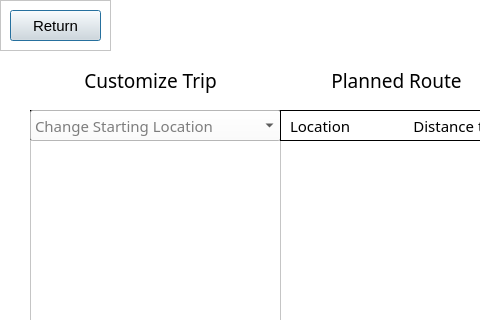
The window that customtrip.ui (DannyCamacho/SaddlebackEats) describes before a commit, drawn with Qt 5; both pictures show x 0 to 480 and y 0 to 320 of the 889 by 557 pixel window.
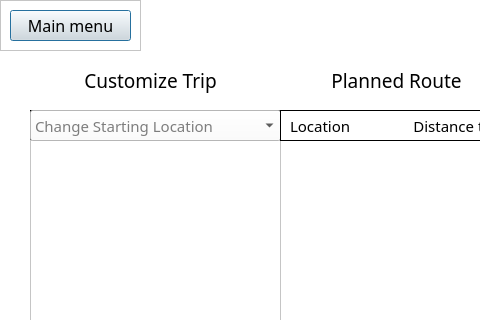
The same window after the commit. Icons and pictures are not drawn.

What changed in the file:
```diff
--- a/customtrip.ui
+++ b/customtrip.ui
@@ -788,7 +788,7 @@
      <rect>
       <x>0</x>
       <y>0</y>
-      <width>111</width>
+      <width>141</width>
       <height>51</height>
      </rect>
     </property>
@@ -803,13 +803,14 @@
       <rect>
        <x>10</x>
        <y>10</y>
-       <width>91</width>
+       <width>121</width>
        <height>31</height>
       </rect>
      </property>
      <property name="font">
       <font>
-       <pointsize>11</pointsize>
+       <family>Bahnschrift</family>
+       <pointsize>12</pointsize>
        <weight>50</weight>
        <bold>false</bold>
       </font>
@@ -819,7 +820,7 @@
 color: rgb(0, 0, 0);</string>
      </property>
      <property name="text">
-      <string>Return</string>
+      <string>Main menu</string>
      </property>
      <property name="icon">
       <iconset resource="UIGraphics.qrc">
```
